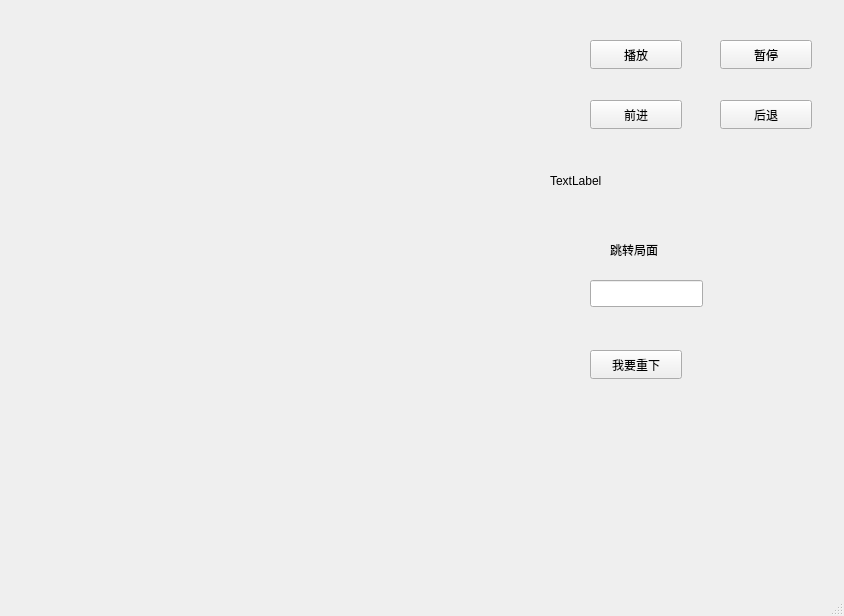
Above: NoGowithStart/rego.ui from Zhouyutian22/NoGoTeam3 before the change. Below: the same form after it.
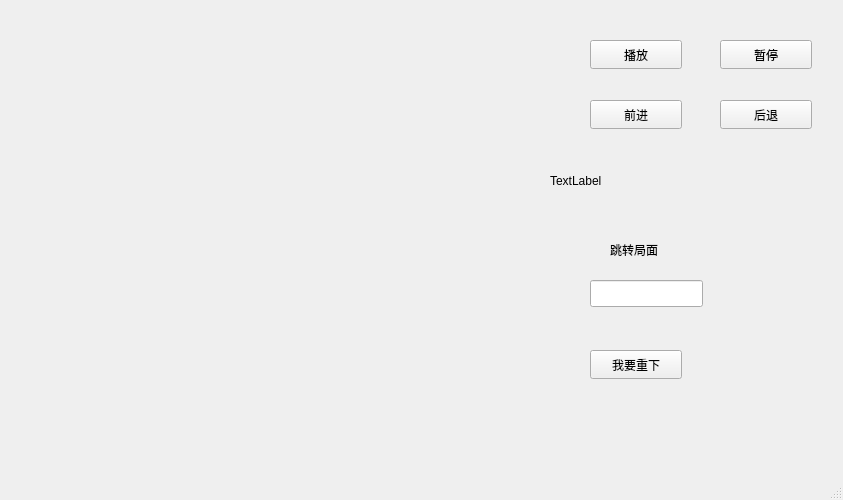
That is the form after the change.

The edit to the form file:
```diff
--- a/NoGowithStart/rego.ui
+++ b/NoGowithStart/rego.ui
@@ -6,8 +6,8 @@
    <rect>
     <x>0</x>
     <y>0</y>
-    <width>844</width>
-    <height>616</height>
+    <width>843</width>
+    <height>500</height>
    </rect>
   </property>
   <property name="windowTitle">
@@ -30,8 +30,8 @@
    <widget class="QLabel" name="label">
     <property name="geometry">
      <rect>
-      <x>670</x>
-      <y>100</y>
+      <x>590</x>
+      <y>10</y>
       <width>91</width>
       <height>21</height>
      </rect>
```
Left out of the diff: 4 changed lines with no effect on the pictures.
